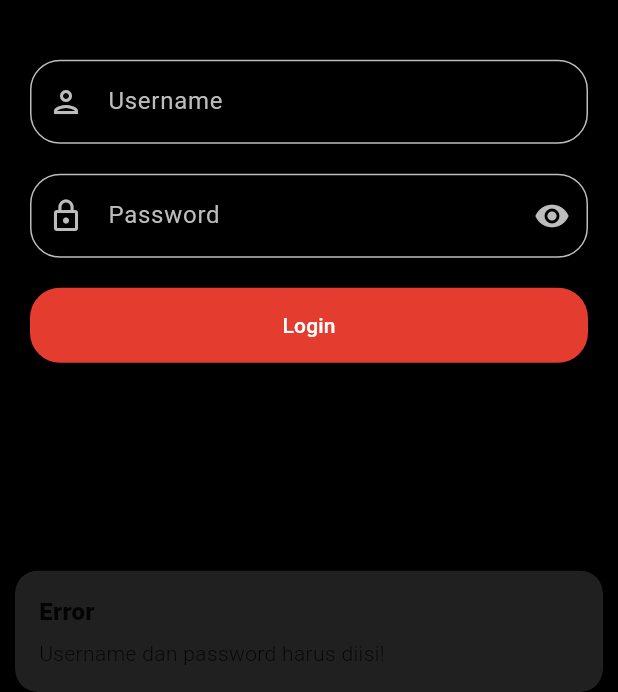
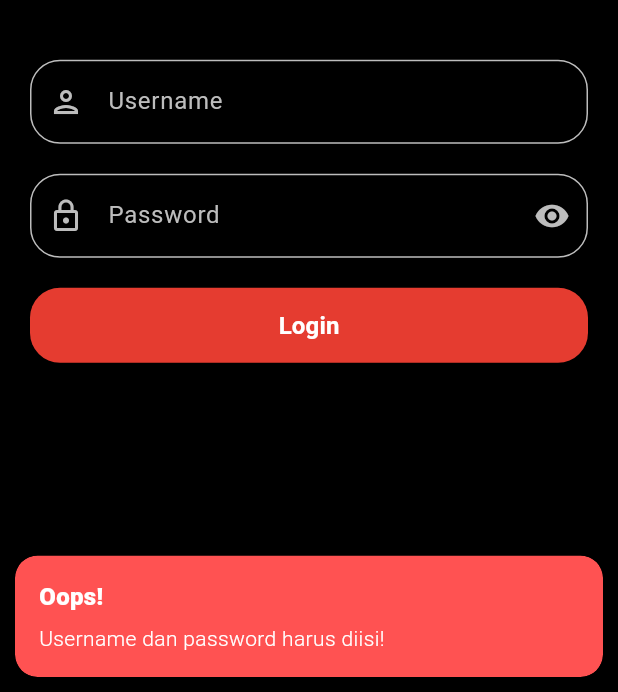
Before and after one commit to AndhikaKusumaW/Latres_Mobile_123230041, a Flutter app: the screen it shows after launch, after a tap on "Login", on a phone screen of 412 x 824 dp, the part 544-1236 px from its top. Run offline on Flutter 3.47's test engine with Material 3 defaults, Android fonts, the phone set to English and light mode, and no system bars; our stand-ins replace get, hive_flutter, shared_preferences; accounts and stored records are empty.

Commit message:
commit: update login dinamis

```diff
--- a/lib/controllers/login_controller.dart
+++ b/lib/controllers/login_controller.dart
@@ -8,8 +8,7 @@ class LoginController extends GetxController {
   final passwordController = TextEditingController();
   final RxBool obscurePassword = true.obs;
 
-  static const String correctUsername = 'Andhika';
-  static const String correctPassword = '123230041';
+  final RxBool isLoading = false.obs;
 
   @override
   void onInit() {
@@ -31,26 +30,26 @@ class LoginController extends GetxController {
 
     if (username.isEmpty || password.isEmpty) {
       Get.snackbar(
-        'Error',
+        'Oops!',
         'Username dan password harus diisi!',
         snackPosition: SnackPosition.BOTTOM,
-        colorText: null,
+        backgroundColor: Colors.redAccent,
+        colorText: Colors.white,
+        margin: const EdgeInsets.all(10),
       );
       return;
     }
 
-    if (username == correctUsername && password == correctPassword) {
-      final prefs = await SharedPreferences.getInstance();
-      await prefs.setBool('isLoggedIn', true);
-      await prefs.setString('username', username);
-      Get.offAllNamed(AppRoutes.home);
-    } else {
-      Get.snackbar(
-        'Error',
-        'Username atau password salah!',
-        snackPosition: SnackPosition.BOTTOM,
-      );
-    }
+    isLoading.value = true;
+
+    await Future.delayed(const Duration(milliseconds: 1500));
+
+    final prefs = await SharedPreferences.getInstance();
+    await prefs.setBool('isLoggedIn', true);
+    await prefs.setString('username', username);
+
+    isLoading.value = false;
+    Get.offAllNamed(AppRoutes.home);
   }
 
   void togglePasswordVisibility() {
--- a/lib/views/login_page.dart
+++ b/lib/views/login_page.dart
@@ -37,18 +37,33 @@ class LoginpageView extends StatelessWidget {
               const SizedBox(height: 20),
               _passwordTextField(controller),
               const SizedBox(height: 20),
-              ElevatedButton(
-                onPressed: () => controller.login(),
+
+              // TOMBOL LOGIN DINAMIS
+              Obx(() => ElevatedButton(
+                // Tombol di-disable (null) jika sedang loading agar tidak bisa dispam
+                onPressed: controller.isLoading.value
+                    ? null
+                    : () => controller.login(),
                 style: ElevatedButton.styleFrom(
                   backgroundColor: const Color.fromARGB(255, 229, 60, 48),
                   foregroundColor: Colors.white,
-                  minimumSize: Size(double.infinity, 50),
+                  minimumSize: const Size(double.infinity, 50),
                   shape: RoundedRectangleBorder(
                     borderRadius: BorderRadius.circular(20),
                   ),
+                  disabledBackgroundColor: Colors.grey.shade800, // Warna kusam saat loading
                 ),
-                child: Text("Login"),
-              ),
+                child: controller.isLoading.value
+                    ? const SizedBox(
+                        height: 24,
+                        width: 24,
+                        child: CircularProgressIndicator(
+                          color: Colors.white,
+                          strokeWidth: 3,
+                        ),
+                      )
+                    : const Text("Login", style: TextStyle(fontSize: 16, fontWeight: FontWeight.bold)),
+              )),
             ],
           ),
         ),
```
